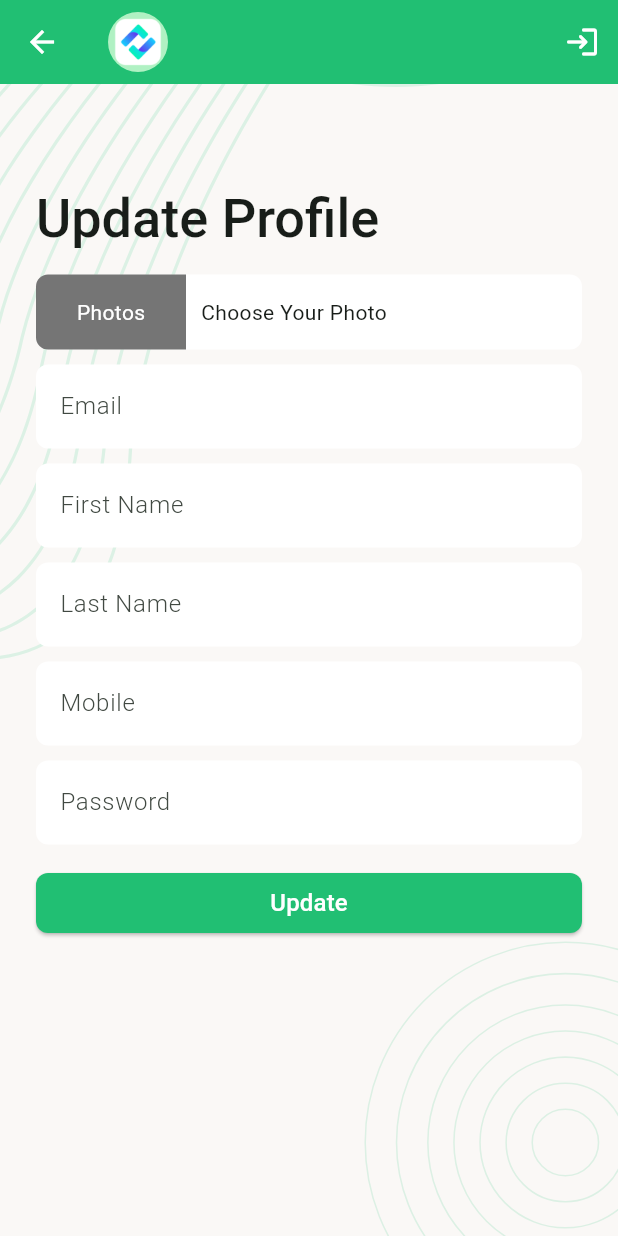
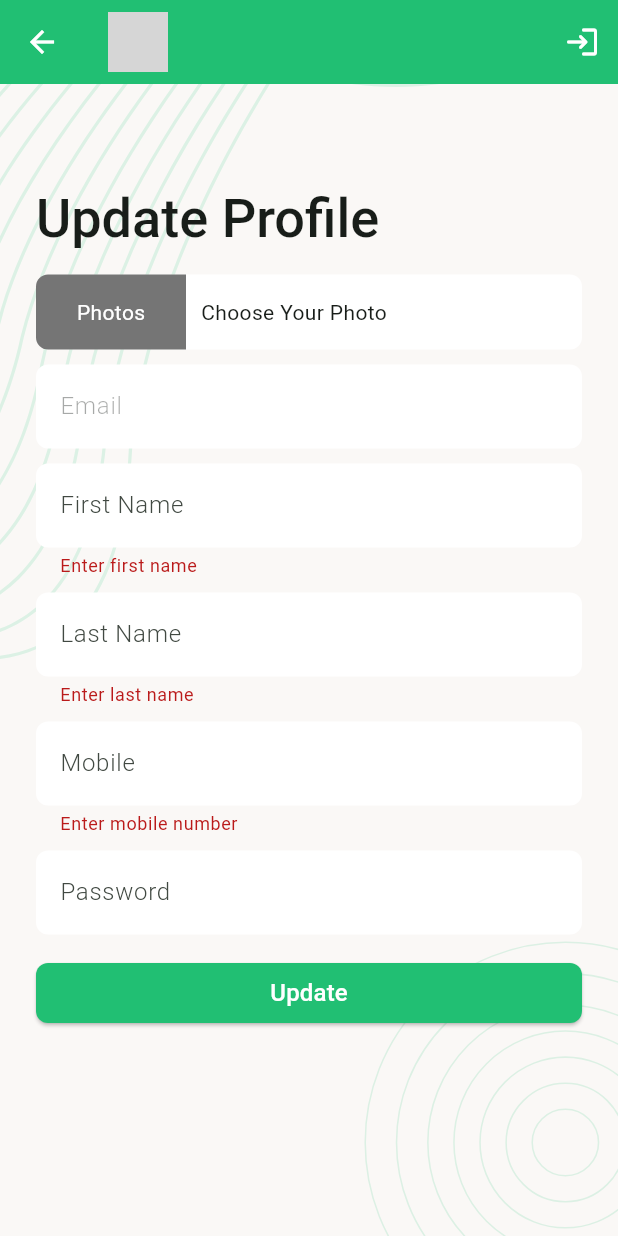
Before and after one commit to shiponirfan/task_manager_app, a Flutter app: the UpdateProfile screen opened directly, after a tap on "Update", on a phone screen of 412 x 824 dp. Run offline on Flutter 3.47's test engine with Material 3 defaults, Android fonts, the phone set to English and light mode, and no system bars; our stand-ins replace flutter_svg, image_picker, pin_code_fields, shared_preferences; accounts and stored records are empty; grey boxes are pictures that could not be loaded.

Commit message:
Profile Update Option Added

```diff
--- a/lib/data/controllers/auth_controller.dart
+++ b/lib/data/controllers/auth_controller.dart
@@ -1,12 +1,13 @@
+import 'dart:convert';
+import 'package:flutter/cupertino.dart';
 import 'package:shared_preferences/shared_preferences.dart';
+import 'package:task_manager_app/data/models/user_model.dart';
 
-class AuthController {
+class AuthController extends ChangeNotifier {
   static const String _accessTokenKey = 'access-token';
-  static const String _userName = 'user-name';
-  static const String _userEmail = 'user-email';
+  static const String _userData = 'user-data';
   static String? accessToken;
-  static String? userName;
-  static String? userEmail;
+  static UserModel? userData;
 
   static Future<void> saveAccessToken(String token) async {
     SharedPreferences sharedPreferences = await SharedPreferences.getInstance();
@@ -31,20 +32,21 @@ class AuthController {
     return accessToken != null;
   }
 
-  static Future<void> saveUserinfo(
-      {required String firstName, required String lastName, required String email}) async {
+  static Future<void> saveUserinfo(UserModel userModel) async {
     SharedPreferences sharedPreferences = await SharedPreferences.getInstance();
-    await sharedPreferences.setString(_userName, '$firstName $lastName');
-    await sharedPreferences.setString(_userEmail, email);
-    userName = '$firstName $lastName';
-    userEmail = email;
+    await sharedPreferences.setString(
+        _userData, jsonEncode(userModel.toJson()));
+    userData = userModel;
   }
 
-  static Future<void> getUserInfo() async {
+  static Future<UserModel?> getUserInfo() async {
     SharedPreferences sharedPreferences = await SharedPreferences.getInstance();
-    String? name = sharedPreferences.getString(_userName);
-    String? email = sharedPreferences.getString(_userEmail);
-    userName = name;
-    userEmail = email;
+    String? userEncodedModel = sharedPreferences.getString(_userData);
+    if (userEncodedModel == null) {
+      return null;
+    }
+    UserModel userModel = UserModel.fromJson(jsonDecode(userEncodedModel));
+    userData = userModel;
+    return userData;
   }
 }
--- /dev/null
+++ b/lib/data/models/user_model.dart
@@ -0,0 +1,45 @@
+class UserModel {
+  String? sId;
+  String? email;
+  String? firstName;
+  String? lastName;
+  String? mobile;
+  String? createdDate;
+  String? photo;
+
+  String get fullName {
+    return '$firstName $lastName';
+  }
+
+  UserModel({
+    this.sId,
+    this.email,
+    this.firstName,
+    this.lastName,
+    this.mobile,
+    this.createdDate,
+    this.photo,
+  });
+
+  UserModel.fromJson(Map<String, dynamic> json) {
+    sId = json['_id'];
+    email = json['email'];
+    firstName = json['firstName'];
+    lastName = json['lastName'];
+    mobile = json['mobile'];
+    createdDate = json['createdDate'];
+    photo = json['photo'];
+  }
+
+  Map<String, dynamic> toJson() {
+    final Map<String, dynamic> data = <String, dynamic>{};
+    data['_id'] = sId;
+    data['email'] = email;
+    data['firstName'] = firstName;
+    data['lastName'] = lastName;
+    data['mobile'] = mobile;
+    data['createdDate'] = createdDate;
+    data['photo'] = photo;
+    return data;
+  }
+}
--- a/lib/ui/screens/views/update_profile.dart
+++ b/lib/ui/screens/views/update_profile.dart
@@ -1,9 +1,46 @@
+import 'dart:convert';
+
 import 'package:flutter/material.dart';
+import 'package:task_manager_app/data/controllers/auth_controller.dart';
+import 'package:task_manager_app/data/models/network_response.dart';
+import 'package:task_manager_app/data/models/user_model.dart';
+import 'package:task_manager_app/data/services/network_caller.dart';
 import 'package:task_manager_app/ui/widgets/appbar_widget.dart';
 import 'package:task_manager_app/ui/widgets/image_background.dart';
+import 'package:task_manager_app/utils/snackbar_widget.dart';
+import 'package:task_manager_app/utils/urls.dart';
+import 'package:image_picker/image_picker.dart';
 
-class UpdateProfile extends StatelessWidget {
+class UpdateProfile extends StatefulWidget {
   const UpdateProfile({super.key});
+
+  @override
+  State<UpdateProfile> createState() => _UpdateProfileState();
+}
+
+class _UpdateProfileState extends State<UpdateProfile> {
+  final TextEditingController _emailTEController = TextEditingController();
+  final TextEditingController _firstNameTEController = TextEditingController();
+  final TextEditingController _lastNameTEController = TextEditingController();
+  final TextEditingController _mobileTEController = TextEditingController();
+  final TextEditingController _passwordTEController = TextEditingController();
+  final GlobalKey<FormState> _formKey = GlobalKey<FormState>();
+
+  void setUserData() {
+    _emailTEController.text = AuthController.userData?.email ?? '';
+    _firstNameTEController.text = AuthController.userData?.firstName ?? '';
+    _lastNameTEController.text = AuthController.userData?.lastName ?? '';
+    _mobileTEController.text = AuthController.userData?.mobile ?? '';
+  }
+
+  bool _isPending = false;
+  XFile? _selectedImage;
+
+  @override
+  void initState() {
+    super.initState();
+    setUserData();
+  }
 
   @override
   Widget build(BuildContext context) {
@@ -41,9 +78,105 @@ class UpdateProfile extends StatelessWidget {
   }
 
   Widget _buildUpdateProfileForm() {
-    return Column(
+    return Form(
+      key: _formKey,
+      child: Column(
         children: [
-        Container(
+          _chooseYourPhoto(),
+          const SizedBox(
+            height: 10,
+          ),
+          TextFormField(
+            enabled: false,
+            controller: _emailTEController,
+            keyboardType: TextInputType.emailAddress,
+            decoration: const InputDecoration(
+              hintText: 'Email',
+            ),
+          ),
+          const SizedBox(
+            height: 10,
+          ),
+          TextFormField(
+            controller: _firstNameTEController,
+            decoration: const InputDecoration(
+              hintText: 'First Name',
+            ),
+            autovalidateMode: AutovalidateMode.onUserInteraction,
+            validator: (value) {
+              if (value?.isEmpty ?? true) {
+                return 'Enter first name';
+              }
+              return null;
+            },
+          ),
+          const SizedBox(
+            height: 10,
+          ),
+          TextFormField(
+            controller: _lastNameTEController,
+            decoration: const InputDecoration(
+              hintText: 'Last Name',
+            ),
+            autovalidateMode: AutovalidateMode.onUserInteraction,
+            validator: (value) {
+              if (value?.isEmpty ?? true) {
+                return 'Enter last name';
+              }
+              return null;
+            },
+          ),
+          const SizedBox(
+            height: 10,
+          ),
+          TextFormField(
+            controller: _mobileTEController,
+            keyboardType: TextInputType.number,
+            decoration: const InputDecoration(
+              hintText: 'Mobile',
+            ),
+            autovalidateMode: AutovalidateMode.onUserInteraction,
+            validator: (value) {
+              if (value?.isEmpty ?? true) {
+                return 'Enter mobile number';
+              }
+              return null;
+            },
+          ),
+          const SizedBox(
+            height: 10,
+          ),
+          TextFormField(
+            controller: _passwordTEController,
+            obscureText: true,
+            decoration: const InputDecoration(
+              hintText: 'Password',
+            ),
+          ),
+          const SizedBox(
+            height: 15,
+          ),
+          ElevatedButton(
+              onPressed: _onTapSubmitButton,
+              child: Container(
+                  padding: const EdgeInsets.all(4),
+                  child: _isPending
+                      ? const CircularProgressIndicator(
+                          color: Colors.white,
+                        )
+                      : const Text(
+                          'Update',
+                          style: TextStyle(color: Colors.white, fontSize: 16),
+                        ))),
+        ],
+      ),
+    );
+  }
+
+  Widget _chooseYourPhoto() {
+    return GestureDetector(
+      onTap: _imagePicker,
+      child: Container(
         height: 50,
         decoration: BoxDecoration(
             color: Colors.white, borderRadius: BorderRadius.circular(8)),
@@ -67,70 +200,71 @@ class UpdateProfile extends StatelessWidget {
             const SizedBox(
               width: 10,
             ),
-              const Text('Choose Your Photo')
+            Text(_getSelectedImageTitle())
           ],
         ),
       ),
-        const SizedBox(
-          height: 10,
-        ),
-        TextFormField(
-          keyboardType: TextInputType.emailAddress,
-          decoration: const InputDecoration(
-            hintText: 'Email',
-          ),
-        ),
-        const SizedBox(
-          height: 10,
-        ),
-        TextFormField(
-          keyboardType: TextInputType.emailAddress,
-          decoration: const InputDecoration(
-            hintText: 'First Name',
-          ),
-        ),
-        const SizedBox(
-          height: 10,
-        ),
-        TextFormField(
-          keyboardType: TextInputType.emailAddress,
-          decoration: const InputDecoration(
-            hintText: 'Last Name',
-          ),
-        ),
-        const SizedBox(
-          height: 10,
-        ),
-        TextFormField(
-          keyboardType: TextInputType.emailAddress,
-          decoration: const InputDecoration(
-            hintText: 'Mobile',
-          ),
-        ),
-        const SizedBox(
-          height: 10,
-        ),
-        TextFormField(
-          keyboardType: TextInputType.emailAddress,
-          obscureText: true,
-          decoration: const InputDecoration(
-            hintText: 'Password',
-          ),
-        ),
-        const SizedBox(
-          height: 15,
-        ),
-        ElevatedButton(
-            onPressed: _onTapSubmitButton,
-            child: Container(
-                padding: const EdgeInsets.all(4),
-                child: const Text(
-                  'Update',
-                  style: TextStyle(color: Colors.white, fontSize: 16),
-                ))),
-      ],
     );
   }
 
-  void _onTapSubmitButton() {}
+  String _getSelectedImageTitle() {
+    if (_selectedImage != null) {
+      return _selectedImage!.name.substring(0, 20);
     }
+    return 'Choose Your Photo';
+  }
+
+  void _onTapSubmitButton() {
+    if (_formKey.currentState!.validate()) {
+      _onTapUpdateProfile();
+    }
+  }
+
+  void _onTapUpdateProfile() async {
+    _isPending = true;
+    setState(() {});
+    Map<String, dynamic> body = {
+      'email': _emailTEController.text,
+      'firstName': _firstNameTEController.text,
+      'lastName': _lastNameTEController.text,
+      'mobile': _mobileTEController.text,
+    };
+
+    if (_passwordTEController.text.isNotEmpty) {
+      body['password'] = _passwordTEController.text;
+    }
+
+    if (_selectedImage != null) {
+      List<int> imageBytes = await _selectedImage!.readAsBytes();
+      String convertedImage = base64Encode(imageBytes);
+      body['photo'] = convertedImage;
+    }
+
+    NetworkResponse response = await NetworkCaller.postRequest(
+      url: Urls.updateProfile,
+      body: body,
+    );
+    if (response.isSuccess) {
+      UserModel userModel = UserModel.fromJson(body);
+      await AuthController.saveUserinfo(userModel);
+      snackBarWidget(context: context, message: 'Profile Updated Successful');
+      _isPending = false;
+      await AuthController.getUserInfo();
+      setState(() {});
+    } else {
+      _isPending = false;
+      setState(() {});
+      snackBarWidget(
+          context: context, message: response.errorMessage, isError: true);
+    }
+  }
+
+  Future<void> _imagePicker() async {
+    ImagePicker picker = ImagePicker();
+    XFile? pickedImage = await picker.pickImage(source: ImageSource.gallery);
+    if (pickedImage != null) {
+      _selectedImage = pickedImage;
+      setState(() {});
+    }
+  }
+}
--- a/lib/ui/widgets/appbar_widget.dart
+++ b/lib/ui/widgets/appbar_widget.dart
@@ -1,3 +1,5 @@
+import 'dart:typed_data';
+import 'dart:convert';
 import 'package:flutter/material.dart';
 import 'package:task_manager_app/data/controllers/auth_controller.dart';
 import 'package:task_manager_app/ui/screens/auth/sign_in_screen.dart';
@@ -14,6 +16,7 @@ class AppBarWidget extends StatelessWidget implements PreferredSizeWidget {
 
   @override
   Widget build(BuildContext context) {
+    Uint8List imageBytes = base64Decode(AuthController.userData?.photo ?? '');
     return AppBar(
       backgroundColor: AppColors.primaryColor,
       foregroundColor: Colors.white,
@@ -30,11 +33,22 @@ class AppBarWidget extends StatelessWidget implements PreferredSizeWidget {
         },
         child: Row(
           children: [
-            CircleAvatar(
-              child: Image.asset(
-                'assets/images/logo.png',
-                fit: BoxFit.cover,
-              ),
+            ClipRRect(
+              borderRadius: BorderRadius.circular(100),
+              child: imageBytes.isNotEmpty
+                  ? Image.memory(
+                      imageBytes,
+                      fit: BoxFit.cover,
+                      width: 40,
+                      height: 40,
+                    )
+                  : Image.asset(
+                      AuthController.userData?.photo ??
+                          'assets/images/blank-profile-picture.png',
+                      fit: BoxFit.cover,
+                      width: 40,
+                      height: 40,
+                    ),
             ),
             const SizedBox(
               width: 8,
@@ -42,12 +56,12 @@ class AppBarWidget extends StatelessWidget implements PreferredSizeWidget {
             Column(
               crossAxisAlignment: CrossAxisAlignment.start,
               children: [
-                Text(AuthController.userName.toString(),
+                Text(AuthController.userData?.fullName ?? '',
                     style: const TextStyle(
                         color: Colors.white,
                         fontWeight: FontWeight.w600,
                         fontSize: 18)),
-                Text(AuthController.userEmail.toString(),
+                Text(AuthController.userData?.email ?? '',
                     style: const TextStyle(color: Colors.white, fontSize: 14)),
               ],
             )
--- a/lib/utils/urls.dart
+++ b/lib/utils/urls.dart
@@ -13,6 +13,7 @@ class Urls {
   static const String getCompletedTaskList = '$baseUrl/listTaskByStatus/Completed';
   static const String getCanceledTaskList = '$baseUrl/listTaskByStatus/Canceled';
   static const String getTaskStatusCount = '$baseUrl/taskStatusCount';
+  static const String updateProfile = '$baseUrl/ProfileUpdate';
   static String updateTaskStatus(String taskId, String status) => '$baseUrl/updateTaskStatus/$taskId/$status';
   static String deleteTaskStatus(String taskId) => '$baseUrl/deleteTask/$taskId';
 }
--- a/pubspec.yaml
+++ b/pubspec.yaml
@@ -23,6 +23,7 @@ dev_dependencies:
   pin_code_fields: ^8.0.1
   http: ^1.2.2
   shared_preferences: ^2.3.2
+  image_picker: ^1.1.2
 
 flutter:
 
```
Also changed, not shown: lib/data/models/profile_model.dart (+11 -22 lines), lib/ui/screens/auth/sign_in_screen.dart (+3 -8 lines), assets/images/blank-profile-picture.png (added), pubspec.lock, 2 other files. Lines whose indentation alone changed are shown as unchanged.
